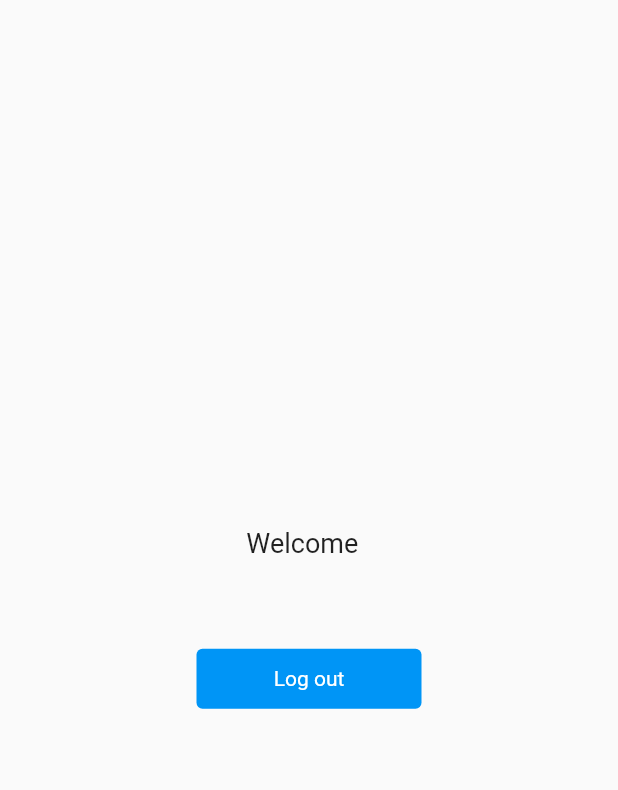
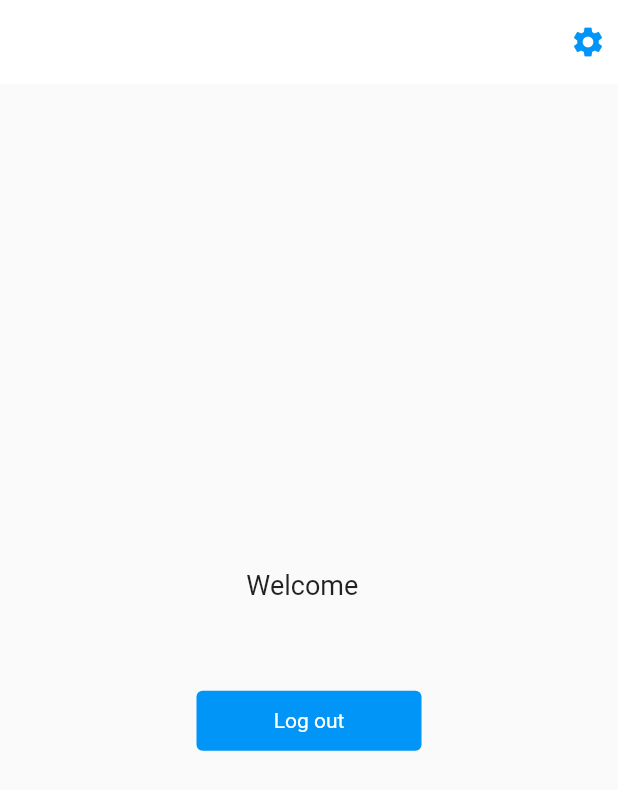
Before and after one commit to mir-barzan/zone, a Flutter app: the profileScreen screen opened directly, on a phone screen of 412 x 824 dp. Shown: the top 790 px of the screen. Run offline on Flutter 3.47's test engine with Material 2 defaults, Android fonts, the phone set to English and light mode, and no system bars; our stand-ins replace cloud_firestore, firebase_auth, firebase_core, persistent_bottom_nav_bar; accounts and stored records are empty.

Commit message:
Working on User settings layout

```diff
--- a/lib/screens/mainPages/dashboard.dart
+++ b/lib/screens/mainPages/dashboard.dart
@@ -1,4 +1,5 @@
 import 'package:flutter/material.dart';
+import 'package:zone/additional/colors.dart';
 
 class dashboard extends StatefulWidget {
   const dashboard({Key? key}) : super(key: key);
@@ -11,7 +12,8 @@ class _dashboardState extends State<dashboard> {
   @override
   Widget build(BuildContext context) {
     return Scaffold(
-      body: Center(child: Text("Welcome to Dashboard Screen"),),
+      body: Center(child: Text("This is dashboard"))
+
     );
   }
 }
--- a/lib/screens/mainPages/profileScreen.dart
+++ b/lib/screens/mainPages/profileScreen.dart
@@ -4,6 +4,7 @@ import 'package:flutter/material.dart';
 import 'package:zone/additional/colors.dart';
 import 'package:zone/screens/auth/fire_auth.dart';
 import 'package:zone/screens/auth/login.dart';
+import 'package:zone/screens/subScreens/userSettings.dart';
 import 'package:zone/widgets/AdditionalWidgets.dart';
 
 class profileScreen extends StatefulWidget {
@@ -35,7 +36,21 @@ class _profileScreenState extends State<profileScreen> {
   }
 
   Widget build(BuildContext context) {
-    return Center(
+    return Scaffold(
+      appBar: AppBar(
+
+        elevation: 0,
+        backgroundColor: primaryColor,
+        actions: [
+          Padding(
+            padding: const EdgeInsets.all(8.0),
+            child: GestureDetector(onTap:(){navigateTo(context, const userSettings());},
+              child: Icon(Icons.settings, color: secColor,),
+            ),
+          )
+        ],
+      ),
+      body: Center(
         child: Column(
           mainAxisAlignment: MainAxisAlignment.center,
           children: [
@@ -55,8 +70,10 @@ class _profileScreenState extends State<profileScreen> {
             SizedBox(height: 60,),
             InkWell(
 
-            onTap: ()async{await FireAuth().signOut();
-            navigateToWithoutBack(context, login());},
+              onTap: () async {
+                await FireAuth().signOut();
+                navigateToWithoutBack(context, login());
+              },
               child: Container(
                   child: Text(
                     'Log out', style: (TextStyle(color: primaryColor)),),
@@ -72,6 +89,7 @@ class _profileScreenState extends State<profileScreen> {
             ),
           ],
         ),
+      ),
     );
   }
 }
```
Also changed, not shown: lib/screens/auth/fire_auth.dart (+10 -2 lines), lib/screens/subScreens/userSettings.dart (added, +55 -0 lines), lib/widgets/AdditionalWidgets.dart (+24 -0 lines). Lines whose indentation alone changed are shown as unchanged.
